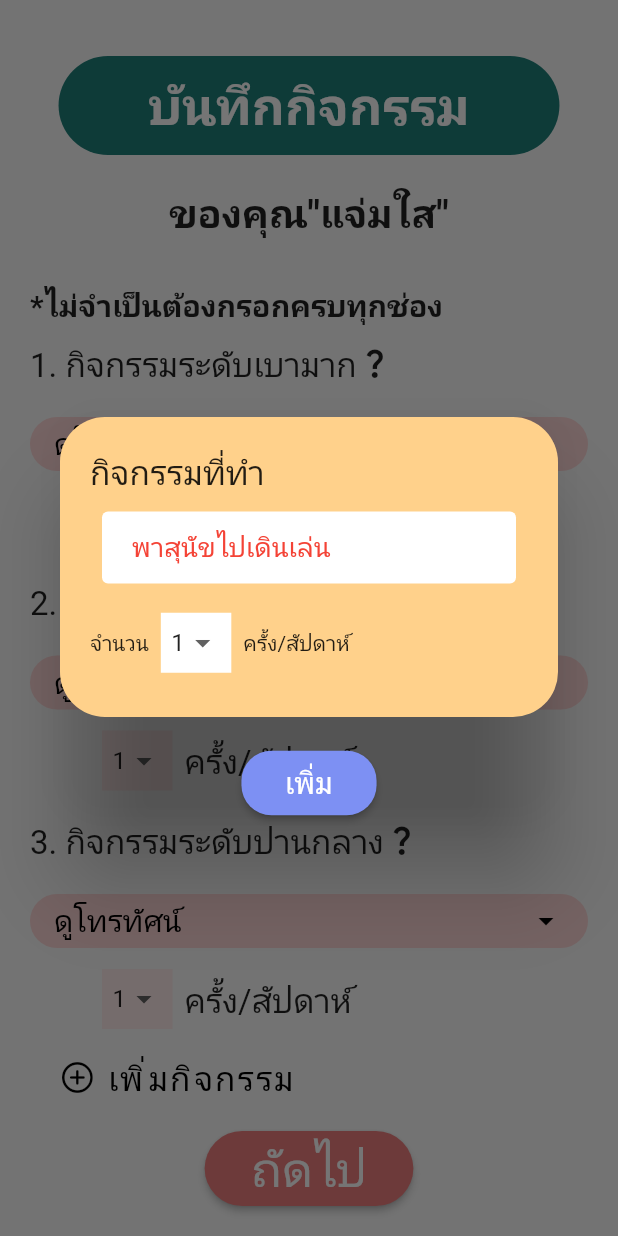
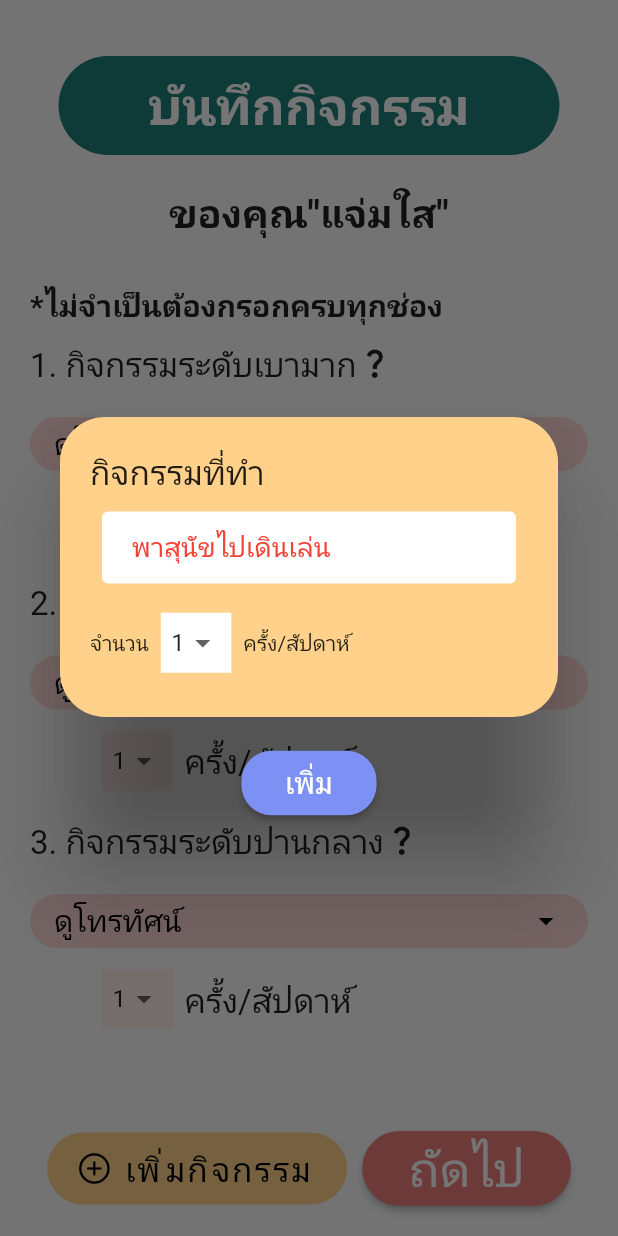
Before and after one commit to AINutritionProject/KinDeeUDee, a Flutter app: the ActivityForm screen opened directly, after a tap on "เพิ่มกิจกรรม", on a phone screen of 412 x 824 dp. Run offline on Flutter 3.47's test engine with Material 2 defaults, Android fonts, the phone set to English and light mode, and no system bars; our stand-ins replace camera, cloud_firestore, csv, dotted_border, firebase_auth, firebase_core and 6 more; missing offline and left inert: dart:ffi; accounts and stored records are empty.

Commit message:
set button's position

```diff
--- a/lib/pages/information/activity_form.dart
+++ b/lib/pages/information/activity_form.dart
@@ -39,6 +39,140 @@ class _ActivityFormState extends State<ActivityForm> {
                 child: Row(
                   mainAxisAlignment: MainAxisAlignment.center,
                   children: [
+                    Padding(
+                      padding: const EdgeInsets.only(right: 10),
+                      child: Container(
+                        width: 200,
+                        decoration: const BoxDecoration(
+                            borderRadius: BorderRadius.all(Radius.circular(30)),
+                            color: Color(0xFFFFD18B)),
+                        child: FloatingActionButton.extended(
+                          icon: const Icon(CupertinoIcons.plus_circle,
+                              color: Colors.black),
+                          foregroundColor: const Color(0xFFFFD18B),
+                          splashColor: const Color(0xFFFFD18B),
+                          elevation: 0,
+                          backgroundColor: const Color(0x00000000),
+                          onPressed: () {
+                            showDialog(
+                                context: context,
+                                builder: (BuildContext context) {
+                                  return Dialog(
+                                    backgroundColor: const Color(0x00FFFFFF),
+                                    shape: RoundedRectangleBorder(
+                                      borderRadius: BorderRadius.circular(30),
+                                    ),
+                                    child: Column(
+                                      mainAxisSize: MainAxisSize.min,
+                                      children: [
+                                        Container(
+                                          padding: const EdgeInsets.all(20.0),
+                                          decoration: BoxDecoration(
+                                            color: const Color(0xFFFFD18B),
+                                            borderRadius:
+                                                BorderRadius.circular(30),
+                                          ),
+                                          height: 200,
+                                          child: Column(
+                                            mainAxisAlignment:
+                                                MainAxisAlignment.spaceEvenly,
+                                            crossAxisAlignment:
+                                                CrossAxisAlignment.start,
+                                            children: [
+                                              const Text(
+                                                "กิจกรรมที่ทำ",
+                                                style: TextStyle(fontSize: 22),
+                                              ),
+                                              const Padding(
+                                                padding: EdgeInsets.symmetric(
+                                                    horizontal: 8.0,
+                                                    vertical: 10),
+                                                child: TextField(
+                                                  keyboardType:
+                                                      TextInputType.text,
+                                                  style:
+                                                      TextStyle(fontSize: 18),
+                                                  decoration: InputDecoration(
+                                                      contentPadding:
+                                                          EdgeInsets.symmetric(
+                                                              vertical: 0,
+                                                              horizontal: 20),
+                                                      border:
+                                                          OutlineInputBorder(
+                                                        borderSide:
+                                                            BorderSide.none,
+                                                      ),
+                                                      filled: true,
+                                                      fillColor: Colors.white,
+                                                      hintText:
+                                                          "พาสุนัขไปเดินเล่น",
+                                                      hintStyle: TextStyle(
+                                                          color: Colors.red)),
+                                                ),
+                                              ),
+                                              Row(
+                                                mainAxisAlignment:
+                                                    MainAxisAlignment.start,
+                                                crossAxisAlignment:
+                                                    CrossAxisAlignment.center,
+                                                children: [
+                                                  const Text("จำนวน"),
+                                                  SmallDropDown(
+                                                      data: frequency,
+                                                      setSelectedItem:
+                                                          (String val) {
+                                                        setState(() {
+                                                          // ignore: prefer_typing_uninitialized_variables
+                                                          var tempActivity;
+                                                          tempActivity
+                                                                  .frequency =
+                                                              int.parse(val);
+                                                        });
+                                                      }),
+                                                  const Text("ครั้ง/สัปดาห์"),
+                                                ],
+                                              ),
+                                            ],
+                                          ),
+                                        ),
+                                        Padding(
+                                          padding:
+                                              const EdgeInsets.only(top: 20.0),
+                                          child: ElevatedButton(
+                                              style: ButtonStyle(
+                                                shape: MaterialStatePropertyAll(
+                                                    RoundedRectangleBorder(
+                                                  borderRadius:
+                                                      BorderRadius.circular(20),
+                                                )),
+                                                backgroundColor:
+                                                    const MaterialStatePropertyAll(
+                                                        Color(0xFF7D90F3)),
+                                              ),
+                                              onPressed: () {},
+                                              child: const Padding(
+                                                padding: EdgeInsets.symmetric(
+                                                    vertical: 8.0,
+                                                    horizontal: 13),
+                                                child: Text(
+                                                  "เพิ่ม",
+                                                  style:
+                                                      TextStyle(fontSize: 20),
+                                                ),
+                                              )),
+                                        )
+                                      ],
+                                    ),
+                                  );
+                                });
+                          },
+                          label: const Text(
+                            "เพิ่มกิจกรรม",
+                            style: TextStyle(color: Colors.black, fontSize: 22),
+                          ),
+                        ),
+                      ),
+                    ),
                     ElevatedButton(
                       style: ButtonStyle(
                           backgroundColor:
@@ -153,114 +287,6 @@ class _ActivityFormBodyState extends State<ActivityFormBody> {
             setSelectedFrequency: (String val) {
               activities[2].frequency = int.parse(val);
             },
-          ),
-          SizedBox(
-            width: 200,
-            child: FloatingActionButton.extended(
-              icon: const Icon(CupertinoIcons.plus_circle, color: Colors.black),
-              foregroundColor: const Color(0xFFFFD18B),
-              splashColor: const Color(0xFFFFD18B),
-              elevation: 0,
-              backgroundColor: const Color(0x00000000),
-              onPressed: () {
-                showDialog(
-                    context: context,
-                    builder: (BuildContext context) {
-                      return Dialog(
-                        backgroundColor: const Color(0x00FFFFFF),
-                        shape: RoundedRectangleBorder(
-                          borderRadius: BorderRadius.circular(30),
-                        ),
-                        child: Column(
-                          mainAxisSize: MainAxisSize.min,
-                          children: [
-                            Container(
-                              padding: const EdgeInsets.all(20.0),
-                              decoration: BoxDecoration(
-                                color: const Color(0xFFFFD18B),
-                                borderRadius: BorderRadius.circular(30),
-                              ),
-                              height: 200,
-                              child: Column(
-                                mainAxisAlignment:
-                                    MainAxisAlignment.spaceEvenly,
-                                crossAxisAlignment: CrossAxisAlignment.start,
-                                children: [
-                                  const Text(
-                                    "กิจกรรมที่ทำ",
-                                    style: TextStyle(fontSize: 22),
-                                  ),
-                                  const Padding(
-                                    padding: EdgeInsets.symmetric(
-                                        horizontal: 8.0, vertical: 10),
-                                    child: TextField(
-                                      keyboardType: TextInputType.text,
-                                      style: TextStyle(fontSize: 18),
-                                      decoration: InputDecoration(
-                                          contentPadding: EdgeInsets.symmetric(
-                                              vertical: 0, horizontal: 20),
-                                          border: OutlineInputBorder(
-                                            borderSide: BorderSide.none,
-                                          ),
-                                          filled: true,
-                                          fillColor: Colors.white,
-                                          hintText: "พาสุนัขไปเดินเล่น",
-                                          hintStyle:
-                                              TextStyle(color: Colors.red)),
-                                    ),
-                                  ),
-                                  Row(
-                                    mainAxisAlignment: MainAxisAlignment.start,
-                                    crossAxisAlignment:
-                                        CrossAxisAlignment.center,
-                                    children: [
-                                      const Text("จำนวน"),
-                                      SmallDropDown(
-                                          data: frequency,
-                                          setSelectedItem: (String val) {
-                                            setState(() {
-                                              tempActivity.frequency =
-                                                  int.parse(val);
-                                            });
-                                          }),
-                                      const Text("ครั้ง/สัปดาห์"),
-                                    ],
-                                  ),
-                                ],
-                              ),
-                            ),
-                            Padding(
-                              padding: const EdgeInsets.only(top: 20.0),
-                              child: ElevatedButton(
-                                  style: ButtonStyle(
-                                    shape: MaterialStatePropertyAll(
-                                        RoundedRectangleBorder(
-                                      borderRadius: BorderRadius.circular(20),
-                                    )),
-                                    backgroundColor:
-                                        const MaterialStatePropertyAll(
-                                            Color(0xFF7D90F3)),
-                                  ),
-                                  onPressed: () {},
-                                  child: const Padding(
-                                    padding: EdgeInsets.symmetric(
-                                        vertical: 8.0, horizontal: 13),
-                                    child: Text(
-                                      "เพิ่ม",
-                                      style: TextStyle(fontSize: 20),
-                                    ),
-                                  )),
-                            )
-                          ],
-                        ),
-                      );
-                    });
-              },
-              label: const Text(
-                "เพิ่มกิจกรรม",
-                style: TextStyle(color: Colors.black, fontSize: 22),
-              ),
-            ),
           ),
         ],
       ),
```
